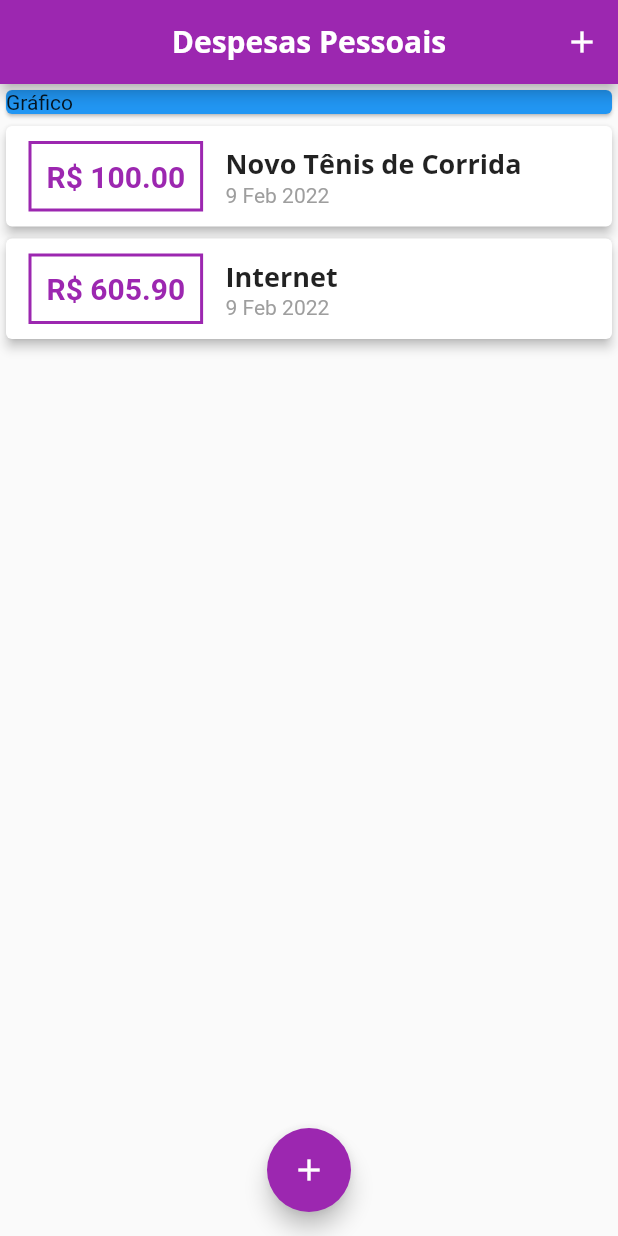
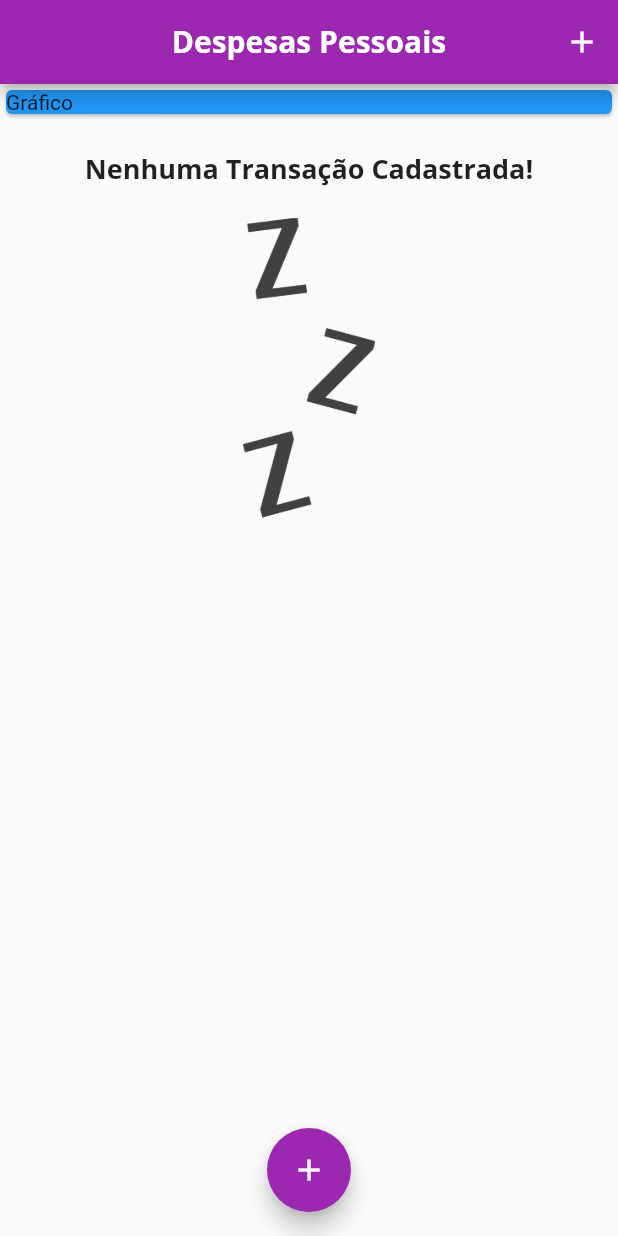
Before and after one commit to vinicius4006/curso_flutter_expenses, a Flutter app: the screen it shows after launch, on a phone screen of 412 x 824 dp. Run offline on Flutter 3.47's test engine with Material 2 defaults, Android fonts, the phone set to English and light mode, and no system bars.

Commit message:
off-transaction-image-open

```diff
--- a/lib/components/transaction_list.dart
+++ b/lib/components/transaction_list.dart
@@ -15,8 +15,24 @@ class TransactionList extends StatelessWidget {
   Widget build(BuildContext context) {
 
     return Container(
-      height: 240,
-      child: ListView.builder(
+      height: 300,
+      child: transactions.isEmpty ? Column(
+        children: <Widget>[
+          SizedBox(height: 20,),
+          Text(
+            "Nenhuma Transação Cadastrada!",
+            style: Theme.of(context).textTheme.headline6,
+          ),
+          SizedBox(height: 20,),
+          Container(
+            height: 200,
+            child: Image.asset("assets/images/waiting.png",
+            fit: BoxFit.cover,
+
+            ),
+          ),
+        ],
+      ) : ListView.builder(
         itemCount: transactions.length,
         itemBuilder: (ctx, index){
           final tr = transactions[index];
--- a/lib/myHomePage.dart
+++ b/lib/myHomePage.dart
@@ -13,19 +13,19 @@ class MyHomePage extends StatefulWidget {
 
 class _MyHomePageState extends State<MyHomePage> {
   //const MyHomePage({ Key? key }) : super(key: key);
-final _transactions = [
-    Transaction(
-      id: "t1",
-      title: "Novo Tênis de Corrida",
-      value: 100.0,
-      date: DateTime.now(),
-    ),
-    Transaction(
-      id: "t2",
-      title: "Internet",
-      value: 605.90,
-      date: DateTime.now(),
-    ),
+final List<Transaction>_transactions = [
+    //Transaction(
+    //  id: "t1",
+    //  title: "Novo Tênis de Corrida",
+    //  value: 100.0,
+    //  date: DateTime.now(),
+   // ),
+    //Transaction(
+   //   id: "t2",
+    //  title: "Internet",
+    //  value: 605.90,
+    //  date: DateTime.now(),
+    //),
 
   ];
 
--- a/pubspec.yaml
+++ b/pubspec.yaml
@@ -59,9 +59,9 @@ flutter:
   uses-material-design: true
 
   # To add assets to your application, add an assets section, like this:
-  # assets:
-  #   - images/a_dot_burr.jpeg
-  #   - images/a_dot_ham.jpeg
+  assets:
+    - assets/images/waiting.png
+
 
   # An image asset can refer to one or more resolution-specific "variants", see
   # https://flutter.dev/assets-and-images/#resolution-aware.
```
Also changed, not shown: assets/images/waiting.png (added).
